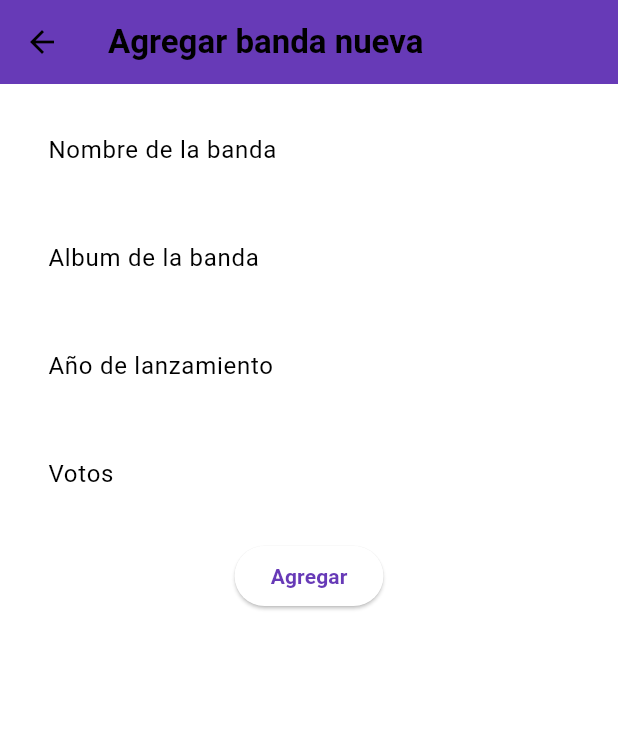
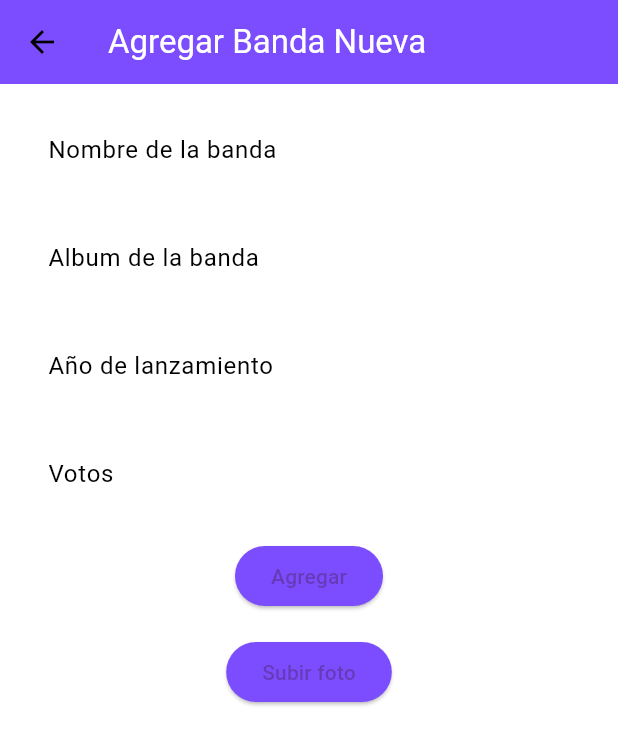
Before and after one commit to Garchucrack/rockvotation, a Flutter app: the screen it shows after launch, after a tap on the "add" icon, on a phone screen of 412 x 824 dp. Shown: the top 745 px of the screen. Run offline on Flutter 3.47's test engine with Material 3 defaults, Android fonts, the light colour scheme and no system bars; our stand-ins replace cloud_firestore, firebase_core, firebase_storage, image_picker; accounts and stored records are empty; network calls fail.

Commit message:
nuevos cambios de la tarea 3.2

```diff
--- a/lib/create_user_page.dart
+++ b/lib/create_user_page.dart
@@ -1,6 +1,10 @@
+import 'dart:io';
+import 'dart:math';
+import 'dart:typed_data';
 import 'package:cloud_firestore/cloud_firestore.dart';
 import 'package:flutter/material.dart';
 import 'package:firebase_storage/firebase_storage.dart';
+import 'package:image_picker/image_picker.dart';
 
 class NewUserPage extends StatelessWidget {
   NewUserPage({Key? key});
@@ -12,6 +16,19 @@ class NewUserPage extends StatelessWidget {
   final almacenamiento = FirebaseStorage.instance;
   final instance = FirebaseFirestore.instance;
 
+  Future<String> subirFoto(String path) async {
+    final storageRef = FirebaseStorage.instance.ref();
+    final imagen = File(path);
+    final random = Random();
+    final nombreImagen = nombreController.text + '${random.nextInt(1000000)}.jpg';
+    final referenciaFotoPerfil =
+        storageRef.child("bandas/imagenAlbum/$nombreImagen");
+    final uploadTask = await referenciaFotoPerfil.putFile(imagen);
+    final url = await uploadTask.ref.getDownloadURL();
+
+    return url;
+  }
+
   @override
   Widget build(BuildContext context) {
     final args = ModalRoute.of(context)!.settings.arguments as String?;
@@ -19,7 +36,7 @@ class NewUserPage extends StatelessWidget {
       instance.collection('bandas').doc(args).get().then((value) {
         nombreController.text = value['Nombre de la banda'];
         albumController.text = value['Nombre del album'];
-        anioController.text = value['Año de lanzamiento'].toString();
+        anioController.text = value['Año del lanzamiento'].toString();
         votoController.text = value['Votos'].toString();
       });
     }
@@ -27,9 +44,10 @@ class NewUserPage extends StatelessWidget {
     return Scaffold(
       appBar: AppBar(
         title: Text(
-          'Agregar banda nueva',
-          style: TextStyle(fontWeight: FontWeight.bold),
+          'Agregar Banda Nueva',
+          style: TextStyle(color: Colors.white), // Cambiar color del texto del título
         ),
+        backgroundColor: Colors.deepPurpleAccent, // Cambiar color de la barra de navegación
       ),
       body: Padding(
         padding: const EdgeInsets.all(16.0),
@@ -39,7 +57,7 @@ class NewUserPage extends StatelessWidget {
             children: [
               TextField(
                 controller: nombreController,
-                decoration: InputDecoration(
+                decoration: const InputDecoration(
                   border: OutlineInputBorder(),
                   labelText: 'Nombre de la banda',
                 ),
@@ -47,7 +65,7 @@ class NewUserPage extends StatelessWidget {
               const SizedBox(height: 16.0),
               TextField(
                 controller: albumController,
-                decoration: InputDecoration(
+                decoration: const InputDecoration(
                   border: OutlineInputBorder(),
                   labelText: 'Album de la banda',
                 ),
@@ -55,7 +73,8 @@ class NewUserPage extends StatelessWidget {
               const SizedBox(height: 16.0),
               TextField(
                 controller: anioController,
-                decoration: InputDecoration(
+                keyboardType: TextInputType.number,
+                decoration: const InputDecoration(
                   border: OutlineInputBorder(),
                   labelText: 'Año de lanzamiento',
                 ),
@@ -63,7 +82,8 @@ class NewUserPage extends StatelessWidget {
               const SizedBox(height: 16.0),
               TextField(
                 controller: votoController,
-                decoration: InputDecoration(
+                keyboardType: TextInputType.number,
+                decoration: const InputDecoration(
                   border: OutlineInputBorder(),
                   labelText: 'Votos',
                 ),
@@ -81,12 +101,31 @@ class NewUserPage extends StatelessWidget {
                   print(respuesta);
                   Navigator.pushNamed(context, '/home');
                 },
-                child: Text(
-                  'Agregar',
-                  style: TextStyle(fontWeight: FontWeight.bold),
+                child: const Text('Agregar'),
+                style: ElevatedButton.styleFrom(
+                  backgroundColor: Colors.deepPurpleAccent, // Cambiar color del botón
                 ),
               ),
               const SizedBox(height: 16.0),
+              ElevatedButton(
+                onPressed: () async {
+                  final ImagePicker picker = ImagePicker();
+
+                  final XFile? image = await picker.pickImage(source: ImageSource.gallery);
+
+                  if (image == null) {
+                    final url = await subirFoto('assets/images/goku.jpg');
+                    print(url);
+                    return;
+                  }
+                  final url = await subirFoto(image.path);
+                  print(url);
+                },
+                child: const Text('Subir foto'),
+                style: ElevatedButton.styleFrom(
+                  backgroundColor: Colors.deepPurpleAccent, // Cambiar color del botón
+                ),
+              ),
             ],
           ),
         ),
--- a/lib/inicio_page.dart
+++ b/lib/inicio_page.dart
@@ -1,5 +1,7 @@
 import 'package:cloud_firestore/cloud_firestore.dart';
 import 'package:flutter/material.dart';
+import 'package:firebase_storage/firebase_storage.dart';
+import 'package:online_store_tk/create_user_page.dart';
 
 class MyHomePage extends StatefulWidget {
   const MyHomePage({Key? key, required this.title}) : super(key: key);
@@ -11,7 +13,7 @@ class MyHomePage extends StatefulWidget {
 }
 
 class _MyHomePageState extends State<MyHomePage> {
-  final FirebaseFirestore firestore = FirebaseFirestore.instance;
+  FirebaseFirestore firestore = FirebaseFirestore.instance;
 
   @override
   Widget build(BuildContext context) {
@@ -19,10 +21,10 @@ class _MyHomePageState extends State<MyHomePage> {
 
     return Scaffold(
       appBar: AppBar(
-        backgroundColor: Colors.blueGrey,
+        backgroundColor: Colors.deepPurpleAccent, // Cambiar color de la barra de navegación
         title: Text(
           widget.title,
-          style: TextStyle(fontWeight: FontWeight.bold),
+          style: TextStyle(color: Colors.white), // Cambiar color del texto del título
         ),
       ),
       body: StreamBuilder<QuerySnapshot>(
@@ -35,20 +37,25 @@ class _MyHomePageState extends State<MyHomePage> {
               itemCount: listaBandas.length,
               itemBuilder: (context, index) {
                 final user = listaBandas[index];
-
-                return ListTile(
+                return Card( // Envolver en un Card para un mejor diseño
+                  elevation: 3, // Agregar sombra al card
+                  margin: EdgeInsets.symmetric(vertical: 8, horizontal: 16), // Margen del card
+                  child: ListTile(
                     title: Text(
                       user['Nombre de la banda'],
                       style: TextStyle(fontWeight: FontWeight.bold),
                     ),
-                  subtitle: Text(user['Nombre del album']),
+                    subtitle: Text(
+                      '${user['Nombre del album']}',
+                      style: TextStyle(color: Colors.grey[600]),
+                    ),
                     leading: Text(
                       '${user['Año de lanzamiento']}',
-                    style: TextStyle(fontWeight: FontWeight.bold),
+                      style: TextStyle(fontSize: 18),
                     ),
                     trailing: Text(
-                    'Votos: ${user['Votos']}',
-                    style: TextStyle(fontWeight: FontWeight.bold),
+                      'Votos:  ${user['Votos']}',
+                      style: TextStyle(fontWeight: FontWeight.bold, color: Colors.green),
                     ),
                     onTap: () async {
                       final id = user.id;
@@ -57,12 +64,15 @@ class _MyHomePageState extends State<MyHomePage> {
                       });
                       setState(() {});
                     },
+                  ),
                 );
               },
             );
           } else {
             return Center(
-              child: CircularProgressIndicator(),
+              child: CircularProgressIndicator(
+                color: Colors.deepPurple, // Cambiar color del indicador de carga
+              ),
             );
           }
         },
@@ -71,6 +81,7 @@ class _MyHomePageState extends State<MyHomePage> {
         onPressed: () {
           Navigator.pushNamed(context, '/new_user');
         },
+        backgroundColor: Colors.deepPurpleAccent, // Cambiar color del botón flotante
         tooltip: 'Agregar nueva banda',
         child: Icon(Icons.add),
       ),
--- a/pubspec.yaml
+++ b/pubspec.yaml
@@ -40,6 +40,7 @@ dependencies:
   firebase_storage: 11.6.11
   intl: 0.19.0
   gallery_picker: 0.5.1
+  cached_network_image: ^3.3.1
   image_picker: 1.1.0
 
 dev_dependencies:
@@ -65,9 +66,8 @@ flutter:
   uses-material-design: true
 
   # To add assets to your application, add an assets section, like this:
-  # assets:
-  #   - images/metallica.jpeg
-  #   - images/metallica.jpeg
+  assets:
+    - assets/images/Metallica.jpg
 
   # An image asset can refer to one or more resolution-specific "variants", see
   # https://flutter.dev/assets-and-images/#resolution-aware
```
Also changed, not shown: pubspec.lock, 2 other files. Lines whose indentation alone changed are shown as unchanged.
